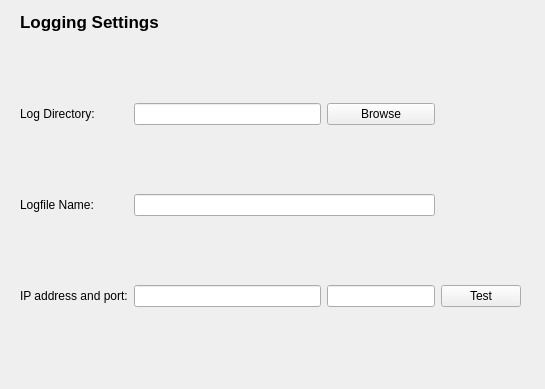
The window that sources/lusan/view/common/ui/LogSettings.ui (aregtech/areg-sdk-tools) describes before a commit, drawn with Qt 5.
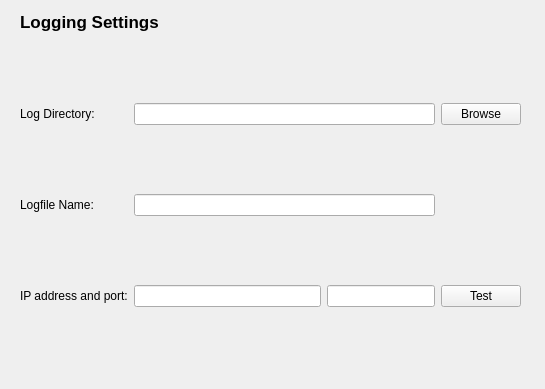
The same window after the commit.

Commit message: Fixes a UI issue that came seemingly from nowhere.

```diff
--- a/sources/lusan/view/common/ui/LogSettings.ui
+++ b/sources/lusan/view/common/ui/LogSettings.ui
@@ -51,15 +51,9 @@
     <item row="3" column="4">
      <widget class="QLineEdit" name="portNumberEdit"/>
     </item>
-    <item row="1" column="1" colspan="3">
-     <widget class="QLineEdit" name="logDirEdit"/>
-    </item>
     <item row="3" column="1" colspan="3">
      <widget class="QLineEdit" name="ipAddressEdit"/>
     </item>
-    <item row="2" column="1" colspan="4">
-     <widget class="QLineEdit" name="logfileNameEdit"/>
-    </item>
     <item row="3" column="0">
      <widget class="QLabel" name="endpointLabel">
       <property name="text">
@@ -81,13 +75,6 @@
       </property>
      </widget>
     </item>
-    <item row="1" column="4">
-     <widget class="QPushButton" name="logDirBrowseBtn">
-      <property name="text">
-       <string>Browse</string>
-      </property>
-     </widget>
-    </item>
     <item row="3" column="5">
      <widget class="QPushButton" name="testEndpointBtn">
       <property name="text">
@@ -95,6 +82,19 @@
       </property>
      </widget>
     </item>
+    <item row="1" column="5">
+     <widget class="QPushButton" name="logDirBrowseBtn">
+      <property name="text">
+       <string>Browse</string>
+      </property>
+     </widget>
+    </item>
+    <item row="1" column="1" colspan="4">
+     <widget class="QLineEdit" name="logDirEdit"/>
+    </item>
+    <item row="2" column="1" colspan="4">
+     <widget class="QLineEdit" name="logfileNameEdit"/>
+    </item>
    </layout>
   </widget>
  </widget>
```
Left out of the diff: 1 changed line with no effect on the pictures.
